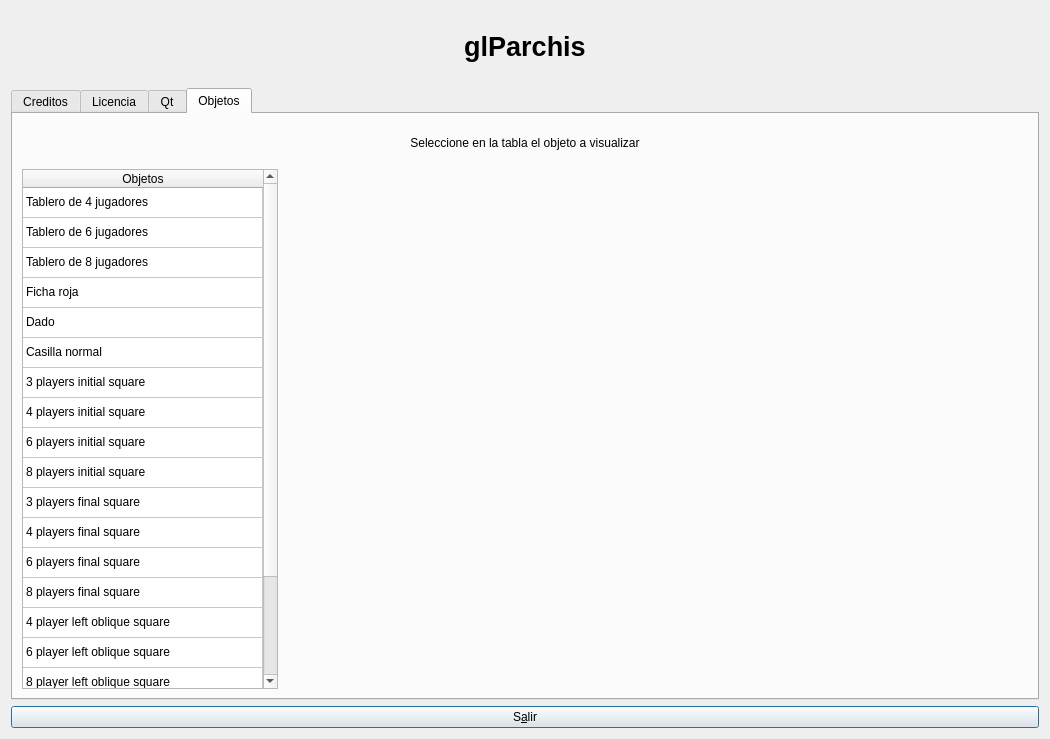
This is glparchis/ui/frmAbout.ui in turulomio/glparchis as Qt 5 draws it before an edit. The edited form follows.
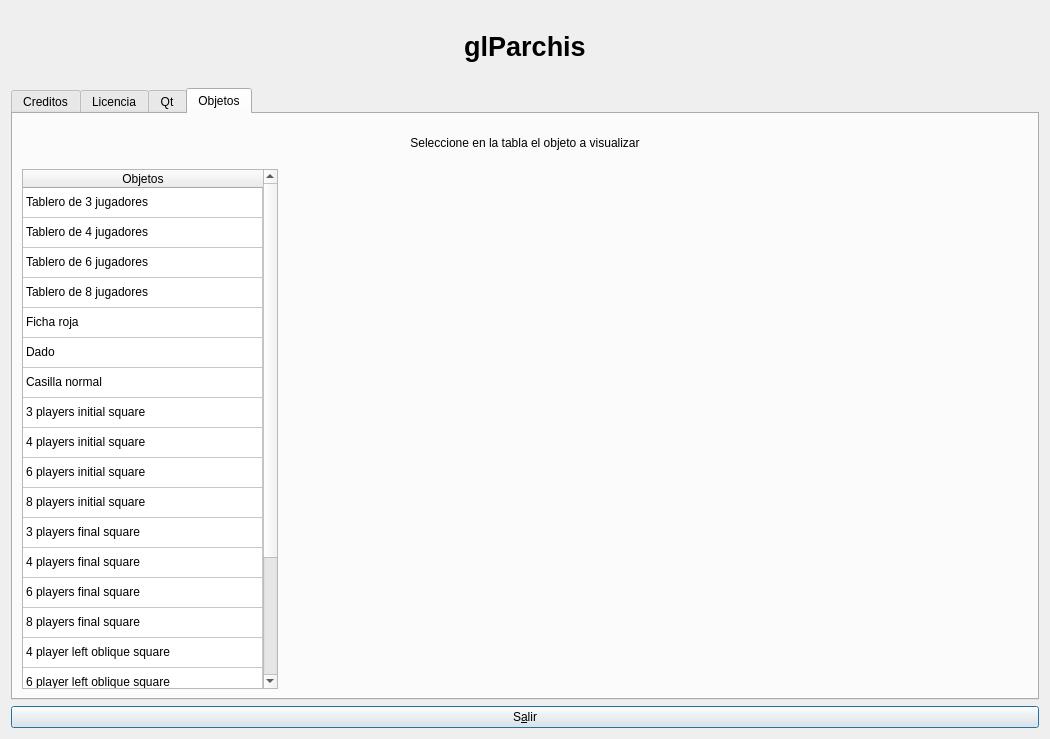
This is the edited form. The open tabs and pages were chosen to show the change. Icons and pictures are not drawn. Custom widgets are drawn as their Qt base class.

Commit message: Fixed missing objects in about dialog. Fixes #26

```diff
--- a/glparchis/ui/frmAbout.ui
+++ b/glparchis/ui/frmAbout.ui
@@ -422,6 +422,11 @@
                  <string/>
                 </property>
                </row>
+               <row>
+                <property name="text">
+                 <string/>
+                </property>
+               </row>
                <column>
                 <property name="text">
                  <string>Objetos</string>
@@ -429,100 +434,105 @@
                </column>
                <item row="0" column="0">
                 <property name="text">
-                 <string>Tablero de 4 jugadores</string>
+                 <string>Tablero de 3 jugadores</string>
                 </property>
                </item>
                <item row="1" column="0">
                 <property name="text">
-                 <string>Tablero de 6 jugadores</string>
+                 <string>Tablero de 4 jugadores</string>
                 </property>
                </item>
                <item row="2" column="0">
                 <property name="text">
-                 <string>Tablero de 8 jugadores</string>
+                 <string>Tablero de 6 jugadores</string>
                 </property>
                </item>
                <item row="3" column="0">
                 <property name="text">
-                 <string>Ficha roja</string>
+                 <string>Tablero de 8 jugadores</string>
                 </property>
                </item>
                <item row="4" column="0">
                 <property name="text">
-                 <string>Dado</string>
+                 <string>Ficha roja</string>
                 </property>
                </item>
                <item row="5" column="0">
                 <property name="text">
-                 <string>Casilla normal</string>
+                 <string>Dado</string>
                 </property>
                </item>
                <item row="6" column="0">
                 <property name="text">
-                 <string>3 players initial square</string>
+                 <string>Casilla normal</string>
                 </property>
                </item>
                <item row="7" column="0">
                 <property name="text">
-                 <string>4 players initial square</string>
+                 <string>3 players initial square</string>
                 </property>
                </item>
                <item row="8" column="0">
                 <property name="text">
-                 <string>6 players initial square</string>
+                 <string>4 players initial square</string>
                 </property>
                </item>
                <item row="9" column="0">
                 <property name="text">
-                 <string>8 players initial square</string>
+                 <string>6 players initial square</string>
                 </property>
                </item>
                <item row="10" column="0">
                 <property name="text">
-                 <string>3 players final square</string>
+                 <string>8 players initial square</string>
                 </property>
                </item>
                <item row="11" column="0">
                 <property name="text">
-                 <string>4 players final square</string>
+                 <string>3 players final square</string>
                 </property>
                </item>
                <item row="12" column="0">
                 <property name="text">
-                 <string>6 players final square</string>
+                 <string>4 players final square</string>
                 </property>
                </item>
                <item row="13" column="0">
                 <property name="text">
-                 <string>8 players final square</string>
+                 <string>6 players final square</string>
                 </property>
                </item>
                <item row="14" column="0">
                 <property name="text">
-                 <string>4 player left oblique square</string>
+                 <string>8 players final square</string>
                 </property>
                </item>
                <item row="15" column="0">
                 <property name="text">
-                 <string>6 player left oblique square</string>
+                 <string>4 player left oblique square</string>
                 </property>
                </item>
                <item row="16" column="0">
                 <property name="text">
-                 <string>8 player left oblique square</string>
+                 <string>6 player left oblique square</string>
                 </property>
                </item>
                <item row="17" column="0">
                 <property name="text">
-                 <string>4 player left oblique square</string>
+                 <string>8 player left oblique square</string>
                 </property>
                </item>
                <item row="18" column="0">
                 <property name="text">
-                 <string>6 player left oblique square</string>
+                 <string>4 player left oblique square</string>
                 </property>
                </item>
                <item row="19" column="0">
+                <property name="text">
+                 <string>6 player left oblique square</string>
+                </property>
+               </item>
+               <item row="20" column="0">
                 <property name="text">
                  <string>8 player left oblique square</string>
                 </property>
```
Left out of the diff: 2 changed lines with no effect on the pictures. The commit also changes 5 other files.
